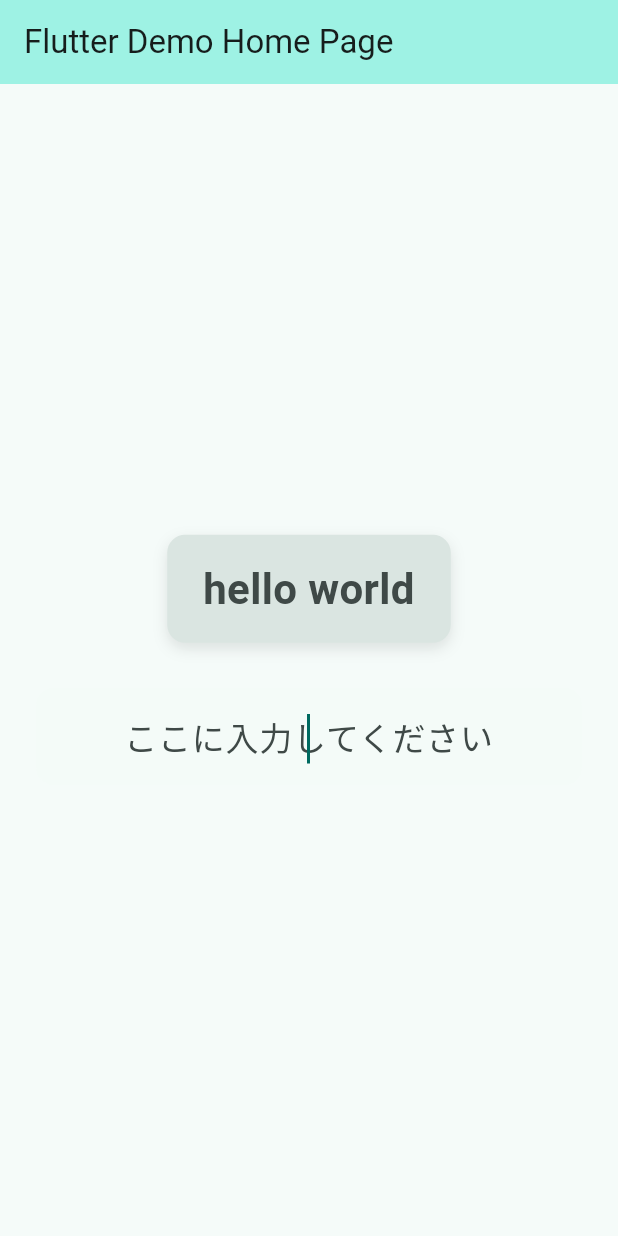
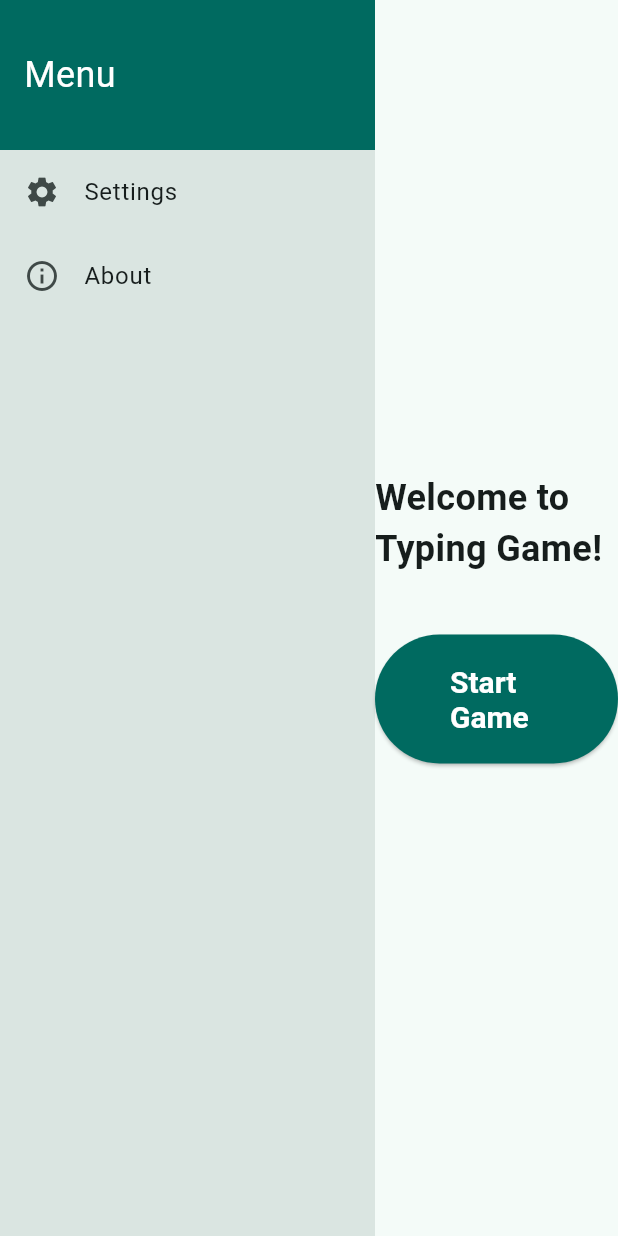
Before and after one commit to riki-yoshida/typing_game, a Flutter app: the screen it shows after launch, on a phone screen of 412 x 824 dp. Run offline on Flutter 3.47's test engine with Material 3 defaults, Android fonts, the phone set to English and light mode, and no system bars.

Commit message:
ページ構成などを変更

```diff
--- /dev/null
+++ b/lib/app_widget.dart
@@ -0,0 +1,26 @@
+import 'package:flutter/material.dart';
+import 'package:provider/provider.dart';
+import 'package:typing_game/features/typing_game/controllers/typing_controller.dart';
+import 'package:typing_game/features/home/presentation/pages/start_page.dart'; // 新しく作成したStartPageをインポート
+
+class AppWidget extends StatelessWidget {
+  const AppWidget({super.key});
+
+  // This widget is the root of your application.
+  @override
+  Widget build(BuildContext context) {
+    return ChangeNotifierProvider(
+      create: (context) => TypingController(),
+      child: MaterialApp(
+        title: 'Typing Game',
+        theme: ThemeData(
+          colorScheme: ColorScheme.fromSeed(
+            seedColor: Colors.teal,
+          ), // テーマカラーを変更
+          useMaterial3: true,
+        ),
+        home: const StartPage(), // MaterialAppのhomeをStartPageに変更
+      ),
+    );
+  }
+}
--- /dev/null
+++ b/lib/features/home/presentation/pages/start_page.dart
@@ -0,0 +1,98 @@
+import 'package:flutter/material.dart';
+import 'package:typing_game/features/typing_game/presentation/pages/typing_page.dart';
+
+class StartPage extends StatelessWidget {
+  const StartPage({super.key});
+
+  @override
+  Widget build(BuildContext context) {
+    return Scaffold(
+      // drawer: Drawer(...) // Drawerプロパティは削除
+      body: Row(
+        // bodyをRowに変更してサイドバーとメインコンテンツを並べる
+        children: [
+          // サイドバー部分
+          Container(
+            // サイドバーの幅を固定するためのコンテナ
+            width: 250, // サイドバーの幅
+            color: Theme.of(context).colorScheme.surfaceVariant, // サイドバーの背景色
+            child: ListView(
+              // Drawerの中身をListViewとして再利用
+              padding: EdgeInsets.zero,
+              children: [
+                // DrawerHeaderの代わり
+                Container(
+                  height: 100, // ヘッダーの高さ
+                  color: Theme.of(context).colorScheme.primary,
+                  alignment: Alignment.centerLeft, // テキストの配置
+                  padding: const EdgeInsets.symmetric(
+                    horizontal: 16.0,
+                  ), // パディング
+                  child: Text(
+                    'Menu',
+                    style: TextStyle(
+                      color: Theme.of(context).colorScheme.onPrimary,
+                      fontSize: 24,
+                    ),
+                  ),
+                ),
+                ListTile(
+                  leading: const Icon(Icons.settings),
+                  title: const Text('Settings'),
+                  onTap: () {
+                    // 将来的に設定画面への遷移などをここに書く
+                  },
+                ),
+                ListTile(
+                  leading: const Icon(Icons.info_outline),
+                  title: const Text('About'),
+                  onTap: () {
+                    // 将来的にAbout画面への遷移などをここに書く
+                  },
+                ),
+              ],
+            ),
+          ), // サイドバーのContainerの閉じカッコ
+          Expanded(
+            // 残りの領域をメインコンテンツに割り当てる
+            child: Column(
+              mainAxisAlignment: MainAxisAlignment.center,
+              children: <Widget>[
+                const Text(
+                  'Welcome to Typing Game!',
+                  style: TextStyle(fontSize: 24, fontWeight: FontWeight.bold),
+                ),
+                const SizedBox(height: 40),
+                ElevatedButton(
+                  style: ElevatedButton.styleFrom(
+                    backgroundColor: Theme.of(context).colorScheme.primary,
+                    foregroundColor: Theme.of(context).colorScheme.onPrimary,
+                    padding: const EdgeInsets.symmetric(
+                      horizontal: 50,
+                      vertical: 20,
+                    ),
+                    textStyle: const TextStyle(
+                      fontSize: 20,
+                      fontWeight: FontWeight.bold,
+                    ),
+                  ),
+                  onPressed: () {
+                    Navigator.push(
+                      context,
+                      MaterialPageRoute(
+                        builder:
+                            (context) =>
+                                const TypingPage(title: 'Play Typing Game'),
+                      ),
+                    );
+                  },
+                  child: const Text('Start Game'),
+                ),
+              ],
+            ),
+          ), // Expandedの閉じカッコ
+        ], // Rowのchildrenリストの閉じカッコ
+      ), // Rowの閉じカッコ
+    );
+  }
+}
--- /dev/null
+++ b/lib/features/typing_game/controllers/typing_controller.dart
@@ -0,0 +1,40 @@
+import 'package:flutter/material.dart';
+import 'package:typing_game/features/typing_game/models/typing_game_model.dart';
+
+class TypingController with ChangeNotifier {
+  final TypingGameModel _model = TypingGameModel();
+  late TextEditingController textEditingController;
+
+  TypingController() {
+    textEditingController = TextEditingController();
+  }
+
+  String get problemText => _model.currentProblemText;
+  String get typedText => _model.typedText;
+  bool get isGameClear => _model.isGameClear;
+
+  void onInputChanged(String value) {
+    if (isGameClear) return;
+
+    _model.setTypedText(value);
+
+    if (_model.typedText == _model.currentProblemText) {
+      _model.nextProblem();
+      textEditingController.clear();
+    }
+    notifyListeners();
+  }
+
+  void resetGame() {
+    // 必要であればゲームをリセットするロジックをここに追加
+    // _model = TypingGameModel(); // 例えば新しいモデルインスタンスを作成
+    // textEditingController.clear();
+    // notifyListeners();
+  }
+
+  @override
+  void dispose() {
+    textEditingController.dispose();
+    super.dispose();
+  }
+}
--- /dev/null
+++ b/lib/features/typing_game/models/typing_game_model.dart
@@ -0,0 +1,30 @@
+class TypingGameModel {
+  final List<String> _problems = [
+    "hello world",
+    "flutter is fun",
+    "dart language",
+  ];
+
+  int _currentProblemIndex = 0;
+  String _typedText = "";
+
+  String get currentProblemText =>
+      _currentProblemIndex < _problems.length
+          ? _problems[_currentProblemIndex]
+          : "Congratulations! All done!";
+
+  String get typedText => _typedText;
+
+  bool get isGameClear =>
+      _currentProblemIndex >= _problems.length &&
+      currentProblemText.startsWith("Congratulations");
+
+  void setTypedText(String text) {
+    _typedText = text;
+  }
+
+  void nextProblem() {
+    _currentProblemIndex++;
+    _typedText = "";
+  }
+}
--- a/lib/main.dart
+++ b/lib/main.dart
@@ -1,135 +1,6 @@
 import 'package:flutter/material.dart';
+import 'package:typing_game/app_widget.dart';
 
 void main() {
-  runApp(const MyApp());
+  runApp(const AppWidget());
 }
-
-class MyApp extends StatelessWidget {
-  const MyApp({super.key});
-
-  // This widget is the root of your application.
-  @override
-  Widget build(BuildContext context) {
-    return MaterialApp(
-      title: 'Flutter Demo',
-      theme: ThemeData(
-        colorScheme: ColorScheme.fromSeed(seedColor: Colors.teal), // テーマカラーを変更
-        useMaterial3: true,
-      ),
-      home: const MyHomePage(title: 'Flutter Demo Home Page'),
-    );
-  }
-}
-
-class MyHomePage extends StatefulWidget {
-  const MyHomePage({super.key, required this.title});
-
-  final String title;
-
-  @override
-  State<MyHomePage> createState() => _MyHomePageState();
-}
-
-class _MyHomePageState extends State<MyHomePage> {
-  String _problemText = "type this text"; // 表示する問題文
-  String _typedText = ""; // ユーザーが入力したテキスト
-  int _currentProblemIndex = 0; // 現在の問題文のインデックス（複数の問題に対応する場合）
-  List<String> _problems = ["hello world", "flutter is fun", "dart language"]; // 問題文のリスト
-  late TextEditingController _inputController; // TextEditingControllerをStateで管理
-
-  @override
-  void initState() {
-    super.initState();
-    _problemText = _problems[_currentProblemIndex]; // 最初の問題を設定
-    _inputController = TextEditingController(); // コントローラーを初期化
-  }
-
-  @override
-  void dispose() {
-    _inputController.dispose(); // コントローラーを破棄
-    super.dispose();
-  }
-
-  void _onInputChanged(String value) {
-    setState(() {
-      _typedText = value;
-      // ここで入力された文字と問題文を比較するロジックを追加します
-      // 例えば、全て正しく入力されたら次の問題へ進むなど
-      if (_typedText == _problemText) {
-        // 次の問題へ（もしあれば）
-        _currentProblemIndex++;
-        if (_currentProblemIndex < _problems.length) {
-          _problemText = _problems[_currentProblemIndex];
-          _typedText = ""; // 入力フィールドをクリア
-          _inputController.clear(); // コントローラーを使ってTextFieldをクリア
-        } else {
-          // 全問クリア！
-          _problemText = "Congratulations! All done!";
-          _inputController.clear(); // コントローラーを使ってTextFieldをクリア
-        }
-      }
-    });
-  }
-
-  @override
-  Widget build(BuildContext context) {
-    return Scaffold(
-      appBar: AppBar(
-        backgroundColor: Theme.of(context).colorScheme.primaryContainer, // AppBarの色を変更
-        title: Text(widget.title),
-      ),
-      backgroundColor: Theme.of(context).colorScheme.background.withValues(alpha: 0.95), // alphaに0.0-1.0のdouble値を直接指定
-      body: Padding( // 全体にパディングを追加
-        padding: const EdgeInsets.all(24.0),
-        child: Center(
-          child: Column(
-            mainAxisAlignment: MainAxisAlignment.center,
-            children: <Widget>[
-              Container( // 問題文を少し装飾
-                padding: const EdgeInsets.symmetric(vertical: 16.0, horizontal: 24.0),
-                decoration: BoxDecoration(
-                  color: Theme.of(context).colorScheme.surfaceVariant,
-                  borderRadius: BorderRadius.circular(12.0),
-                  boxShadow: [
-                    BoxShadow(
-                      color: Colors.black.withValues(alpha: 0.1), // alphaに0.0-1.0のdouble値を直接指定
-                      blurRadius: 8,
-                      offset: const Offset(0, 4),
-                    ),
-                  ],
-                ),
-                child: Text(
-                  _problemText, // 問題文を表示
-                  textAlign: TextAlign.center,
-                  style: TextStyle(
-                    fontSize: 28, // フォントサイズを少し大きく
-                    fontWeight: FontWeight.bold,
-                    color: Theme.of(context).colorScheme.onSurfaceVariant,
-                  ),
-                ),
-              ),
-              const SizedBox(height: 30), // 間隔を調整
-              TextField(
-                autofocus: true,
-                onChanged: _onInputChanged,
-                controller: _inputController,
-                decoration: InputDecoration(
-                  hintText: 'ここに入力してください',
-                  filled: true, // TextFieldに背景色を適用
-                  fillColor: Theme.of(context).colorScheme.surface,
-                  border: OutlineInputBorder(
-                    borderRadius: BorderRadius.circular(12.0), // 角を丸くする
-                    borderSide: BorderSide.none, // 枠線を消す (filled: true の場合)
-                  ),
-                  contentPadding: const EdgeInsets.symmetric(vertical: 16.0, horizontal: 20.0),
-                ),
-                textAlign: TextAlign.center,
-                style: const TextStyle(fontSize: 22), // 入力文字のサイズ調整
-              ),
-            ],
-          ),
-        ),
-      ),
-    );
-  }
-}
```
Also changed, not shown: lib/features/typing_game/presentation/pages/typing_page.dart (added, +109 -0 lines), pubspec.yaml (+2 -69 lines), pubspec.lock, 1 other file.
